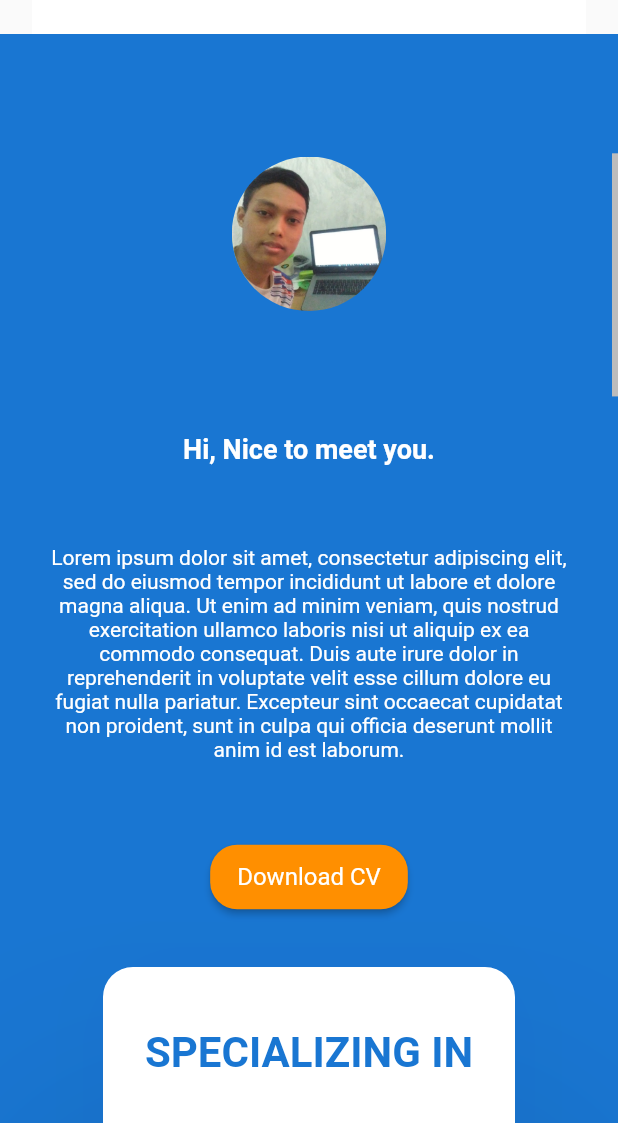
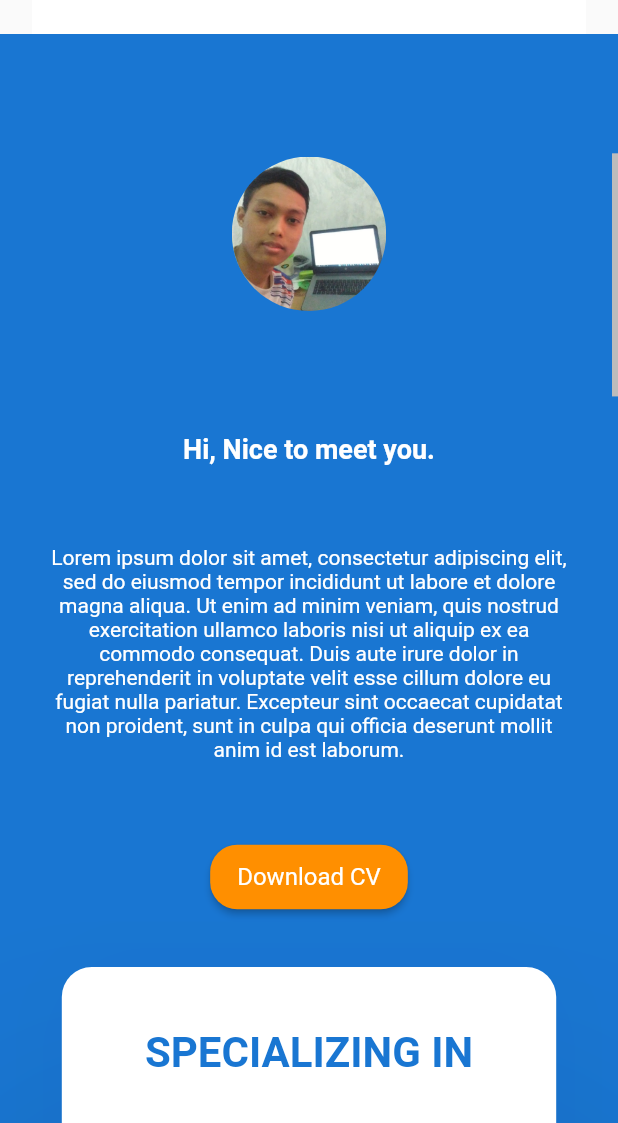
Before and after one commit to erikrios/my-portofolio-flutter, a Flutter app: the screen it shows after launch, scrolled down 576 dp, on a phone screen of 412 x 824 dp, the part 113-1236 px from its top. Run offline on Flutter 3.47's test engine with Material 2 defaults, Android fonts, the phone set to English and light mode, and no system bars; our stand-ins replace carousel_slider, google_fonts; missing offline and left inert: dart:html.

Commit message:
Improve the responsive layout

```diff
--- a/lib/pages/sections/specialization.dart
+++ b/lib/pages/sections/specialization.dart
@@ -38,7 +38,9 @@ class Specialization extends StatelessWidget {
               ),
               child: Container(
                 height: height,
-                width: MediaQuery.of(context).size.width * 2 / 3,
+                width: isSmallOrNormalScreen
+                    ? MediaQuery.of(context).size.width * 2.4 / 3
+                    : MediaQuery.of(context).size.width * 2 / 3,
                 padding: EdgeInsets.all(
                   isSmallOrNormalScreen ? 16.0 : 40.0,
                 ),
@@ -157,7 +159,7 @@ class Specialization extends StatelessWidget {
           Text(
             'Lorem ipsum dolor sit amet, consectetur adipiscing elit, sed do eiusmod tempor incididunt ut labore et dolore magna aliqua.',
             textAlign: TextAlign.center,
-            maxLines: 4,
+            maxLines: isSmallOrNormalScreen ? 5 : 4,
             overflow: TextOverflow.ellipsis,
             style: TextStyle(
               fontSize: isSmallOrNormalScreen ? 12 : 16.0,
```
